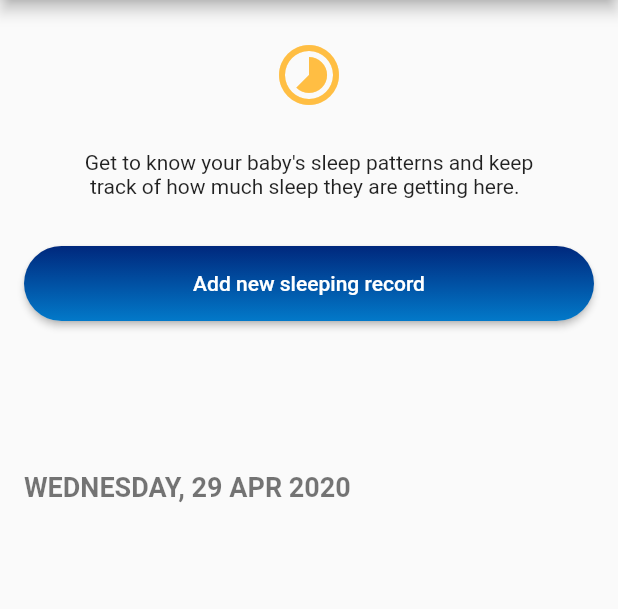
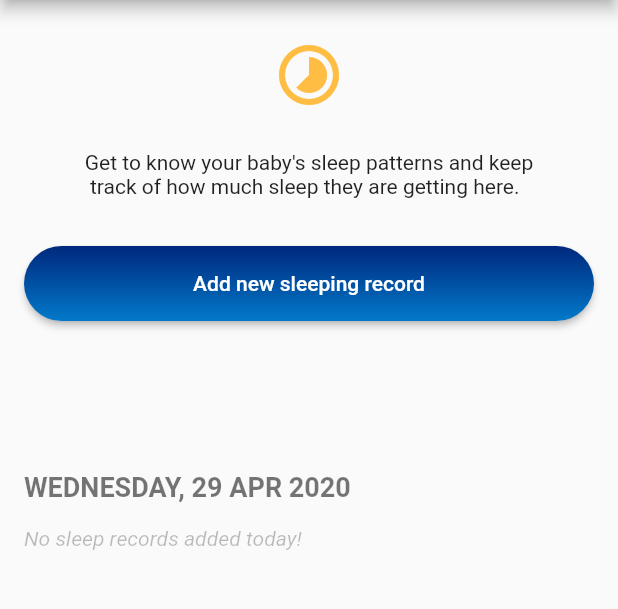
Before and after one commit to Jolcik/RbInternCaseStudy, a Flutter app: the screen it shows after launch, on a phone screen of 412 x 824 dp, the part 84-693 px from its top. Run offline on Flutter 3.47's test engine with Material 2 defaults, Android fonts, the phone set to English and light mode, and no system bars; our stand-ins replace numberpicker; missing offline and left inert: easy_dialogs.

Commit message:
handle case when there are no saved sleep records

```diff
--- a/lib/main.dart
+++ b/lib/main.dart
@@ -101,7 +101,26 @@ class _HomePageState extends State<HomePage> {
                 fontWeight: FontWeight.bold
             ),
           ),
-          Card(
+          _buildSleepRecordsCard()
+        ],
+      ),
+    );
+  }
+
+  Widget _buildSleepRecordsCard(){
+    if(_records.length <= 0)
+      return Container(
+        margin: EdgeInsets.only(top: 16.0),
+        child: Text(
+            "No sleep records added today!",
+          style: TextStyle(
+              color: Colors.black26,
+              fontStyle: FontStyle.italic
+          ),
+        ),
+      );
+    else
+      return Card(
           margin: EdgeInsets.symmetric(
               vertical: 32.0
           ),
@@ -110,9 +129,6 @@ class _HomePageState extends State<HomePage> {
                 .map((record) => _buildSleepRecordItem(record))
                 .toList(),
           )
-          ),
-        ],
-      ),
       );
   }
 
```
Lines whose indentation alone changed are shown as unchanged.
